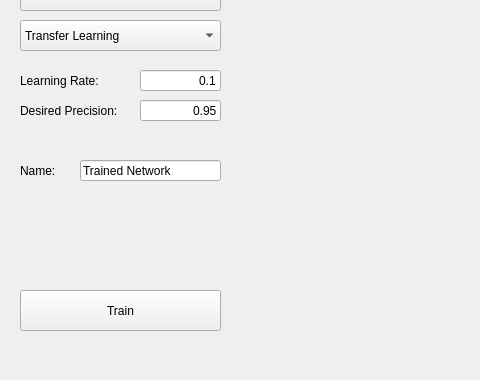
Above: ImplementationPhase/View/ViewModule/ui/TrainingPanel.ui from JohannesHaering/PSE before the change; both pictures show x 0 to 480 and y 100 to 480 of the 800 by 480 pixel window. Below: the same form after it.
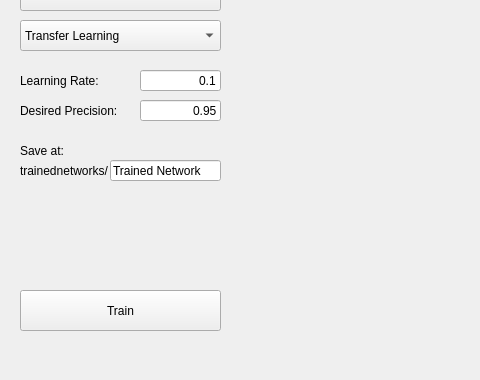
That is the form after the change.

Diff of the .ui file:
```diff
--- a/ImplementationPhase/View/ViewModule/ui/TrainingPanel.ui
+++ b/ImplementationPhase/View/ViewModule/ui/TrainingPanel.ui
@@ -100,9 +100,9 @@
   <widget class="QLineEdit" name="name">
    <property name="geometry">
     <rect>
-     <x>80</x>
+     <x>110</x>
      <y>260</y>
-     <width>141</width>
+     <width>111</width>
      <height>21</height>
     </rect>
    </property>
@@ -131,12 +131,12 @@
     <rect>
      <x>20</x>
      <y>260</y>
-     <width>101</width>
+     <width>91</width>
      <height>21</height>
     </rect>
    </property>
    <property name="text">
-    <string>Name:</string>
+    <string>trainednetworks/</string>
    </property>
   </widget>
   <widget class="QComboBox" name="comboBox">
@@ -172,6 +172,19 @@
     <string/>
    </property>
   </widget>
+  <widget class="QLabel" name="desiredNameLabel_2">
+   <property name="geometry">
+    <rect>
+     <x>20</x>
+     <y>240</y>
+     <width>91</width>
+     <height>21</height>
+    </rect>
+   </property>
+   <property name="text">
+    <string>Save at:</string>
+   </property>
+  </widget>
  </widget>
  <resources/>
  <connections/>
```
